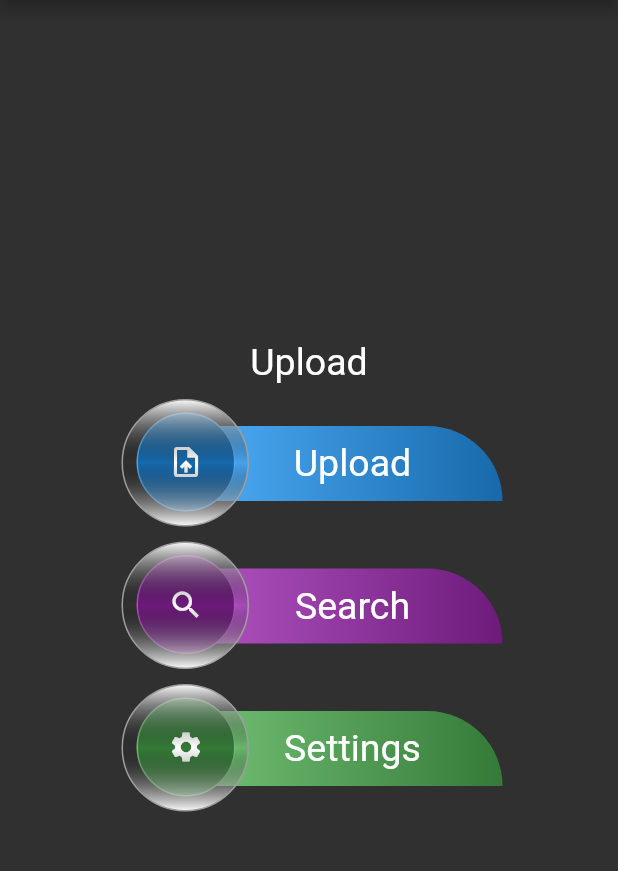
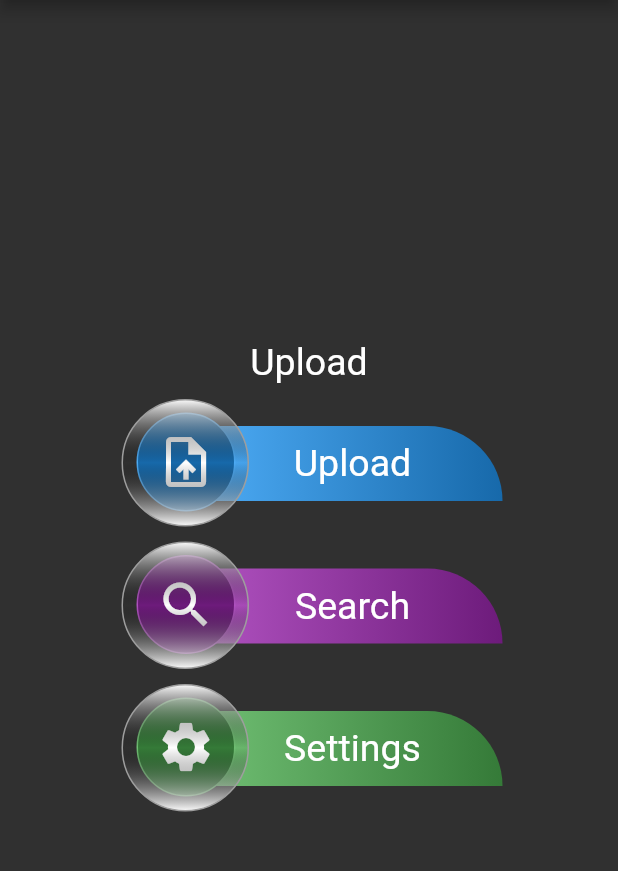
Before and after one commit to DoomHopes/custom_button, a Flutter app: the screen it shows after launch, after a tap on "Upload", on a phone screen of 412 x 824 dp, the part 84-955 px from its top. Run offline on Flutter 3.47's test engine with Material 2 defaults, Android fonts, the phone set to English and light mode, and no system bars.

Commit message:
some change

```diff
--- a/lib/custom_button.dart
+++ b/lib/custom_button.dart
@@ -4,7 +4,7 @@ class CustomButton extends StatelessWidget {
   final String text;
   final Icon icon;
   final Color color;
-  final Function onTap;
+  final Function() onTap;
 
   const CustomButton({
     Key? key,
@@ -34,9 +34,7 @@ class CustomButton extends StatelessWidget {
   @override
   Widget build(BuildContext context) {
     return GestureDetector(
-      onTap: () {
-        onTap();
-      },
+      onTap: onTap,
       child: SizedBox(
         width: 260,
         height: 85,
--- a/lib/main.dart
+++ b/lib/main.dart
@@ -41,7 +41,10 @@ class _MyAppState extends State<MyApp> {
                 ),
                 CustomButton(
                   text: 'Upload',
-                  icon: const Icon(Icons.upload_file),
+                  icon: const Icon(
+                    Icons.upload_file,
+                    size: 40,
+                  ),
                   color: Colors.blue,
                   onTap: () {
                     setState(() {
@@ -54,7 +57,10 @@ class _MyAppState extends State<MyApp> {
                 ),
                 CustomButton(
                   text: 'Search',
-                  icon: const Icon(Icons.search),
+                  icon: const Icon(
+                    Icons.search,
+                    size: 40,
+                  ),
                   color: Colors.purple,
                   onTap: () {
                     setState(() {
@@ -67,7 +73,10 @@ class _MyAppState extends State<MyApp> {
                 ),
                 CustomButton(
                   text: 'Settings',
-                  icon: const Icon(Icons.settings),
+                  icon: const Icon(
+                    Icons.settings,
+                    size: 40,
+                  ),
                   color: Colors.green,
                   onTap: () {
                     setState(() {
```
